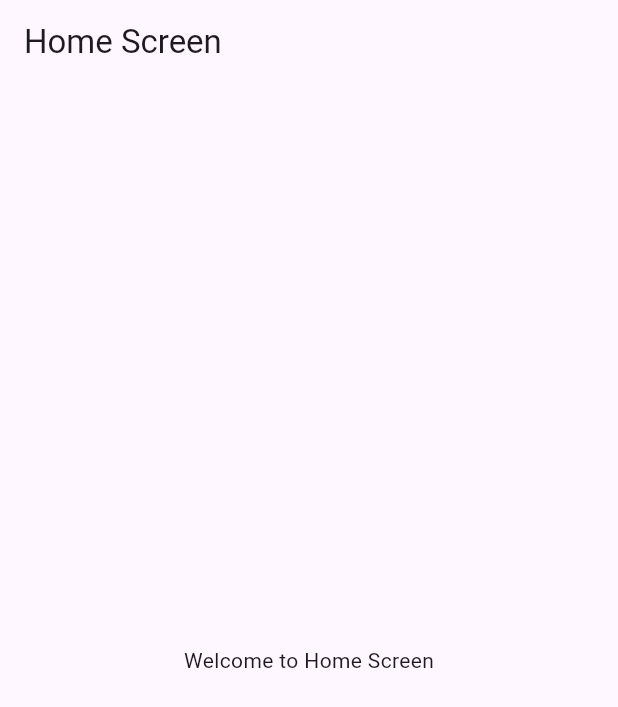
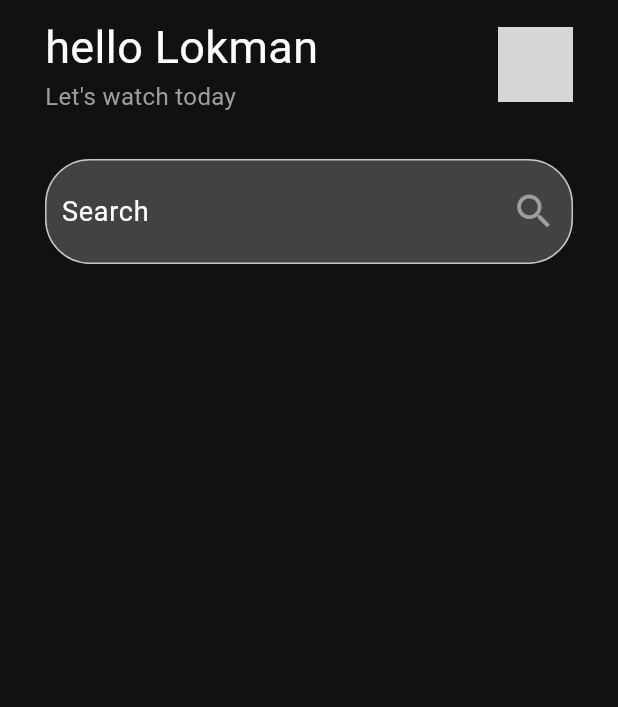
Before and after one commit to LokmanHossen/Assignment_1, a Flutter app: the screen it shows after launch, on a phone screen of 412 x 824 dp. Shown: the top 707 px of the screen. Run offline on Flutter 3.47's test engine with Material 3 defaults, Android fonts, the phone set to English and light mode, and no system bars; grey boxes are pictures that could not be loaded.

Commit message:
Header&SearchBar

```diff
--- a/lib/screens/home_screen.dart
+++ b/lib/screens/home_screen.dart
@@ -1,3 +1,4 @@
+import 'package:assignment_1/constant/colors.dart';
 import 'package:flutter/material.dart';
 
 class HomeScreen extends StatefulWidget {
@@ -11,11 +12,129 @@ class _HomeScreenState extends State<HomeScreen> {
   @override
   Widget build(BuildContext context) {
     return Scaffold(
-      appBar: AppBar(
-        title: Text("Home Screen"),
-      ),
-      body: Center(
-        child: const Text("Welcome to Home Screen"),
+      backgroundColor: kBackgroundColor,
+      body: Stack(
+        children: [
+          //for items
+          SafeArea(
+            child: SingleChildScrollView(
+              physics: const BouncingScrollPhysics(),
+              scrollDirection: Axis.vertical,
+              child: Column(
+                crossAxisAlignment: CrossAxisAlignment.start,
+                children: [
+                  //top container
+
+                  Padding(
+                    padding: const EdgeInsets.symmetric(
+                      vertical: 10,
+                      horizontal: 30,
+                    ),
+                    child: Row(
+                      mainAxisAlignment: MainAxisAlignment.spaceBetween,
+                      children: [
+                        const Column(
+                          crossAxisAlignment: CrossAxisAlignment.start,
+                          children: [
+                            Text(
+                              "hello Lokman ",
+                              style:
+                                  TextStyle(color: Colors.white, fontSize: 30),
+                            ),
+                            Text(
+                              "Let's watch today",
+                              style:
+                                  TextStyle(color: Colors.grey, fontSize: 16),
+                            ),
+                          ],
+                        ),
+                        const SizedBox(
+                            width: 40), // Added space between text and image
+                        Stack(
+                          children: [
+                            Container(
+                              height: 50,
+                              width: 50,
+                              decoration: BoxDecoration(
+                                borderRadius: BorderRadius.circular(30),
+                                image: const DecorationImage(
+                                  image: AssetImage("assets/actor_1.jpeg"),
+                                  fit: BoxFit.cover,
+                                ),
+                              ),
+                            ),
+                            Positioned(
+                              top: 10,
+                              left: 10,
+                              child: Container(
+                                height: 30,
+                                width: 30,
+                                decoration: BoxDecoration(
+                                  borderRadius: BorderRadius.circular(10),
+                                ),
+                              ),
+                            ),
+                          ],
+                        ),
+                        // const Spacer()
+                      ],
+                    ),
+                  ),
+                  const SizedBox(height: 20),
+                  Padding(
+                    padding: const EdgeInsets.symmetric(horizontal: 30),
+                    child: Container(
+                      padding: const EdgeInsets.all(10),
+                      decoration: BoxDecoration(
+                        color: Colors.grey[800],
+                        border: Border.all(color: Colors.white70),
+                        borderRadius: BorderRadius.circular(30),
+                      ),
+                      child: const Row(
+                        children: [
+                          Expanded(
+                            child: TextField(
+                              decoration: InputDecoration(
+                                hintText: "Search",
+                                hintStyle: TextStyle(
+                                    color: Colors.white, fontSize: 18),
+                                border: InputBorder.none,
+                              ),
+                              style:
+                                  TextStyle(color: Colors.white, fontSize: 18),
+                            ),
+                          ),
+                          Icon(
+                            Icons.search,
+                            color: Colors.grey,
+                            size: 30,
+                          ),
+                        ],
+                      ),
+
+                      // child: const Row(
+                      //   children: [
+                      //     Text("Search",
+                      //         style:
+                      //             TextStyle(color: Colors.white, fontSize: 18)),
+                      //     // SizedBox(
+                      //     //   width: 10,
+                      //     // ),
+                      //     Spacer(),
+                      //     Icon(
+                      //       Icons.search,
+                      //       color: Colors.grey,
+                      //       size: 30,
+                      //     ),
+                      //   ],
+                      // ),
+                    ),
+                  )
+                ],
+              ),
+            ),
+          ),
+        ],
       ),
     );
   }
```
